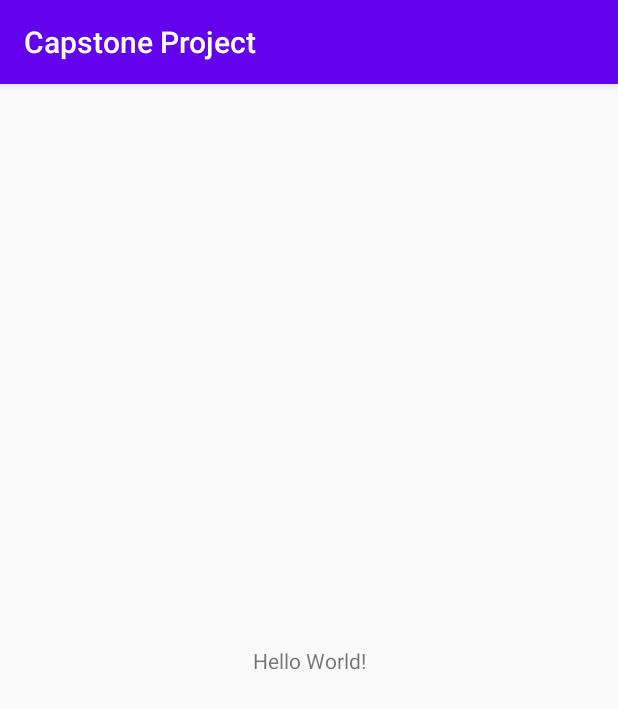
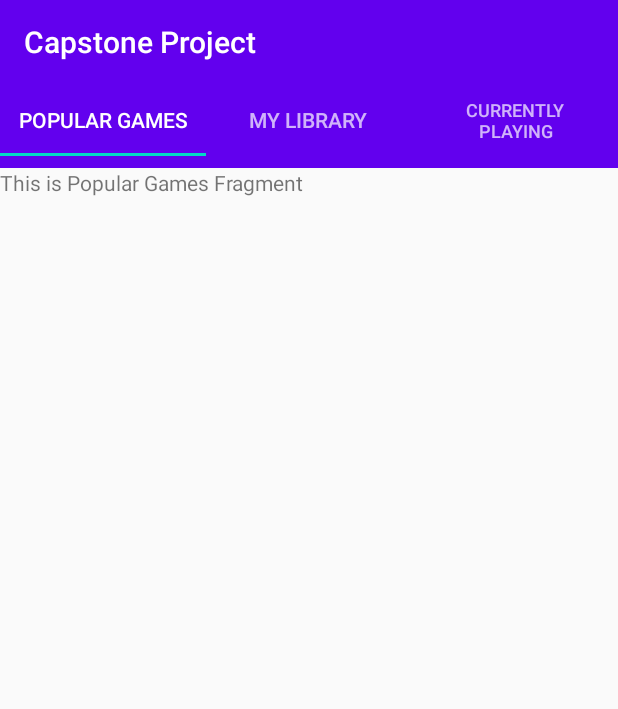
Before and after one commit to riceplant/Capstone-Project, an Android app: the screen it shows after launch (MainActivity), on a phone screen of 412 x 824 dp. Shown: the top 709 px of the screen. Run offline under Robolectric (Android 15) with nearby library versions, the phone set to English and light mode, and no system bars.

Commit message:
added fragment with test layouts to display with viewpager and tablayout

```diff
--- a/app/build.gradle
+++ b/app/build.gradle
@@ -28,6 +28,8 @@ dependencies {
 
     implementation 'androidx.appcompat:appcompat:1.1.0'
     implementation 'androidx.constraintlayout:constraintlayout:1.1.3'
+    implementation 'com.android.support:support-fragment:28.0.0'
+    implementation 'com.google.android.material:material:1.1.0'
     testImplementation 'junit:junit:4.12'
     androidTestImplementation 'androidx.test.ext:junit:1.1.1'
     androidTestImplementation 'androidx.test.espresso:espresso-core:3.2.0'
--- a/app/src/main/java/com/riceplant/capstoneproject/MainActivity.java
+++ b/app/src/main/java/com/riceplant/capstoneproject/MainActivity.java
@@ -1,14 +1,64 @@
 package com.riceplant.capstoneproject;
 
 import androidx.appcompat.app.AppCompatActivity;
+import androidx.appcompat.widget.Toolbar;
+import androidx.viewpager.widget.PagerAdapter;
+import androidx.viewpager.widget.ViewPager;
 
 import android.os.Bundle;
 
-public class MainActivity extends AppCompatActivity {
+import com.google.android.material.tabs.TabLayout;
+
+public class MainActivity extends AppCompatActivity implements TabLayout.OnTabSelectedListener {
+
+    private TabLayout tabLayout;
+    private ViewPager viewPager;
 
     @Override
     protected void onCreate(Bundle savedInstanceState) {
         super.onCreate(savedInstanceState);
         setContentView(R.layout.activity_main);
+
+        //Adding toolbar to the activity
+        Toolbar toolbar = findViewById(R.id.toolbar);
+        setSupportActionBar(toolbar);
+
+        //Initializing the tablayout
+        tabLayout = (TabLayout) findViewById(R.id.tabLayout);
+
+        //Adding the tabs using addTab() method
+        tabLayout.addTab(tabLayout.newTab().setText("Popular Games"));
+        tabLayout.addTab(tabLayout.newTab().setText("My Library"));
+        tabLayout.addTab(tabLayout.newTab().setText("Currently Playing"));
+        tabLayout.setTabGravity(TabLayout.GRAVITY_FILL);
+
+        //Initializing viewPager
+        viewPager = (ViewPager) findViewById(R.id.pager);
+
+        //Creating our pager adapter
+        PagerAdapter adapter = new com.riceplant.capstoneproject.adapter.PagerAdapter(getSupportFragmentManager(), tabLayout.getTabCount());
+
+        //Adding adapter to pager
+        viewPager.setAdapter(adapter);
+
+        viewPager.addOnPageChangeListener(new TabLayout.TabLayoutOnPageChangeListener(tabLayout));
+
+        //Adding onTabSelectedListener to swipe views
+        tabLayout.setOnTabSelectedListener(this);
+    }
+
+    @Override
+    public void onTabSelected(TabLayout.Tab tab) {
+        viewPager.setCurrentItem(tab.getPosition());
+    }
+
+    @Override
+    public void onTabUnselected(TabLayout.Tab tab) {
+
+    }
+
+    @Override
+    public void onTabReselected(TabLayout.Tab tab) {
+
     }
 }
--- /dev/null
+++ b/app/src/main/java/com/riceplant/capstoneproject/adapter/PagerAdapter.java
@@ -0,0 +1,47 @@
+package com.riceplant.capstoneproject.adapter;
+
+import androidx.fragment.app.Fragment;
+import androidx.fragment.app.FragmentManager;
+import androidx.fragment.app.FragmentStatePagerAdapter;
+
+import com.riceplant.capstoneproject.fragments.CurrentlyPlayingFragment;
+import com.riceplant.capstoneproject.fragments.MyLibraryFragment;
+import com.riceplant.capstoneproject.fragments.PopularGamesFragment;
+
+public class PagerAdapter extends FragmentStatePagerAdapter {
+
+    //integer to count number of tabs
+    int tabCount;
+
+    //Constructor to the class
+    public PagerAdapter(FragmentManager fm, int tabCount) {
+        super(fm);
+        //Initializing tab count
+        this.tabCount= tabCount;
+    }
+
+    //Overriding method getItem
+    @Override
+    public Fragment getItem(int position) {
+        //Returning the current tabs
+        switch (position) {
+            case 0:
+                PopularGamesFragment tab1 = new PopularGamesFragment();
+                return tab1;
+            case 1:
+                MyLibraryFragment tab2 = new MyLibraryFragment();
+                return tab2;
+            case 2:
+                CurrentlyPlayingFragment tab3 = new CurrentlyPlayingFragment();
+                return tab3;
+            default:
+                return null;
+        }
+    }
+
+    //Overriden method getCount to get the number of tabs
+    @Override
+    public int getCount() {
+        return tabCount;
+    }
+}
--- /dev/null
+++ b/app/src/main/java/com/riceplant/capstoneproject/fragments/CurrentlyPlayingFragment.java
@@ -0,0 +1,21 @@
+package com.riceplant.capstoneproject.fragments;
+
+import android.os.Bundle;
+import android.view.LayoutInflater;
+import android.view.View;
+import android.view.ViewGroup;
+
+import androidx.annotation.NonNull;
+import androidx.annotation.Nullable;
+import androidx.fragment.app.Fragment;
+
+import com.riceplant.capstoneproject.R;
+
+public class CurrentlyPlayingFragment extends Fragment {
+
+    @Nullable
+    @Override
+    public View onCreateView(@NonNull LayoutInflater inflater, @Nullable ViewGroup container, @Nullable Bundle savedInstanceState) {
+        return inflater.inflate(R.layout.fragment_currently_playing, container, false);
+    }
+}
--- /dev/null
+++ b/app/src/main/java/com/riceplant/capstoneproject/fragments/MyLibraryFragment.java
@@ -0,0 +1,21 @@
+package com.riceplant.capstoneproject.fragments;
+
+import android.os.Bundle;
+import android.view.LayoutInflater;
+import android.view.View;
+import android.view.ViewGroup;
+
+import androidx.annotation.NonNull;
+import androidx.annotation.Nullable;
+import androidx.fragment.app.Fragment;
+
+import com.riceplant.capstoneproject.R;
+
+public class MyLibraryFragment extends Fragment {
+
+    @Nullable
+    @Override
+    public View onCreateView(@NonNull LayoutInflater inflater, @Nullable ViewGroup container, @Nullable Bundle savedInstanceState) {
+        return inflater.inflate(R.layout.fragment_my_library, container, false);
+    }
+}
--- /dev/null
+++ b/app/src/main/java/com/riceplant/capstoneproject/fragments/PopularGamesFragment.java
@@ -0,0 +1,21 @@
+package com.riceplant.capstoneproject.fragments;
+
+import android.os.Bundle;
+import android.view.LayoutInflater;
+import android.view.View;
+import android.view.ViewGroup;
+
+import androidx.annotation.NonNull;
+import androidx.annotation.Nullable;
+import androidx.fragment.app.Fragment;
+
+import com.riceplant.capstoneproject.R;
+
+public class PopularGamesFragment extends Fragment {
+
+    @Nullable
+    @Override
+    public View onCreateView(@NonNull LayoutInflater inflater, @Nullable ViewGroup container, @Nullable Bundle savedInstanceState) {
+        return inflater.inflate(R.layout.fragment_popular_games, container, false);
+    }
+}
--- a/app/src/main/res/layout/activity_main.xml
+++ b/app/src/main/res/layout/activity_main.xml
@@ -1,18 +1,37 @@
 <?xml version="1.0" encoding="utf-8"?>
-<androidx.constraintlayout.widget.ConstraintLayout xmlns:android="http://schemas.android.com/apk/res/android"
+<LinearLayout
+    android:id="@+id/main_layout"
+    android:orientation="vertical"
+    xmlns:android="http://schemas.android.com/apk/res/android"
     xmlns:app="http://schemas.android.com/apk/res-auto"
     xmlns:tools="http://schemas.android.com/tools"
     android:layout_width="match_parent"
     android:layout_height="match_parent"
     tools:context=".MainActivity">
 
-    <TextView
-        android:layout_width="wrap_content"
+    <!-- our toolbar -->
+    <androidx.appcompat.widget.Toolbar
+        android:id="@+id/toolbar"
+        android:layout_width="match_parent"
         android:layout_height="wrap_content"
-        android:text="Hello World!"
-        app:layout_constraintBottom_toBottomOf="parent"
-        app:layout_constraintLeft_toLeftOf="parent"
-        app:layout_constraintRight_toRightOf="parent"
-        app:layout_constraintTop_toTopOf="parent" />
+        android:background="?attr/colorPrimary"
+        android:minHeight="?attr/actionBarSize"
+        android:theme="@style/ThemeOverlay.AppCompat.Dark.ActionBar"
+        app:popupTheme="@style/ThemeOverlay.AppCompat.Light"/>
 
-</androidx.constraintlayout.widget.ConstraintLayout>
+    <!-- our tablayout to display tabs  -->
+    <com.google.android.material.tabs.TabLayout
+        android:id="@+id/tabLayout"
+        android:layout_width="match_parent"
+        android:layout_height="wrap_content"
+        android:background="?attr/colorPrimary"
+        android:minHeight="?attr/actionBarSize"
+        android:theme="@style/ThemeOverlay.AppCompat.Dark.ActionBar"/>
+
+    <!-- View pager to swipe views -->
+    <androidx.viewpager.widget.ViewPager
+        android:id="@+id/pager"
+        android:layout_width="match_parent"
+        android:layout_height="fill_parent"/>
+
+</LinearLayout>
--- /dev/null
+++ b/app/src/main/res/layout/fragment_currently_playing.xml
@@ -0,0 +1,12 @@
+<?xml version="1.0" encoding="utf-8"?>
+<LinearLayout xmlns:android="http://schemas.android.com/apk/res/android"
+    android:layout_width="match_parent"
+    android:layout_height="match_parent"
+    android:orientation="vertical">
+
+    <TextView
+        android:layout_width="match_parent"
+        android:layout_height="wrap_content"
+        android:text="Currently Playing" />
+
+</LinearLayout>
--- /dev/null
+++ b/app/src/main/res/layout/fragment_my_library.xml
@@ -0,0 +1,11 @@
+<?xml version="1.0" encoding="utf-8"?>
+<LinearLayout xmlns:android="http://schemas.android.com/apk/res/android"
+    android:layout_width="match_parent"
+    android:layout_height="match_parent">
+
+    <TextView
+        android:layout_width="match_parent"
+        android:layout_height="wrap_content"
+        android:text="My Library" />
+
+</LinearLayout>
--- /dev/null
+++ b/app/src/main/res/layout/fragment_popular_games.xml
@@ -0,0 +1,11 @@
+<?xml version="1.0" encoding="utf-8"?>
+<LinearLayout xmlns:android="http://schemas.android.com/apk/res/android"
+    android:layout_width="match_parent"
+    android:layout_height="match_parent">
+
+    <TextView
+        android:layout_width="match_parent"
+        android:layout_height="wrap_content"
+        android:text="This is Popular Games Fragment" />
+
+</LinearLayout>
--- a/app/src/main/res/values/styles.xml
+++ b/app/src/main/res/values/styles.xml
@@ -1,7 +1,7 @@
 <resources>
 
     <!-- Base application theme. -->
-    <style name="AppTheme" parent="Theme.AppCompat.Light.DarkActionBar">
+    <style name="AppTheme" parent="Theme.AppCompat.Light.NoActionBar">
         <!-- Customize your theme here. -->
         <item name="colorPrimary">@color/colorPrimary</item>
         <item name="colorPrimaryDark">@color/colorPrimaryDark</item>
```
